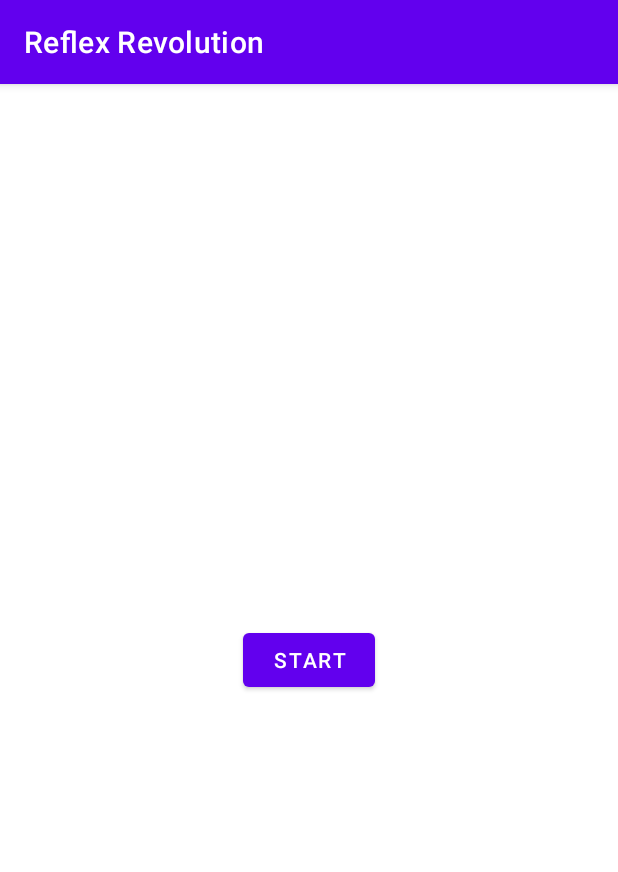
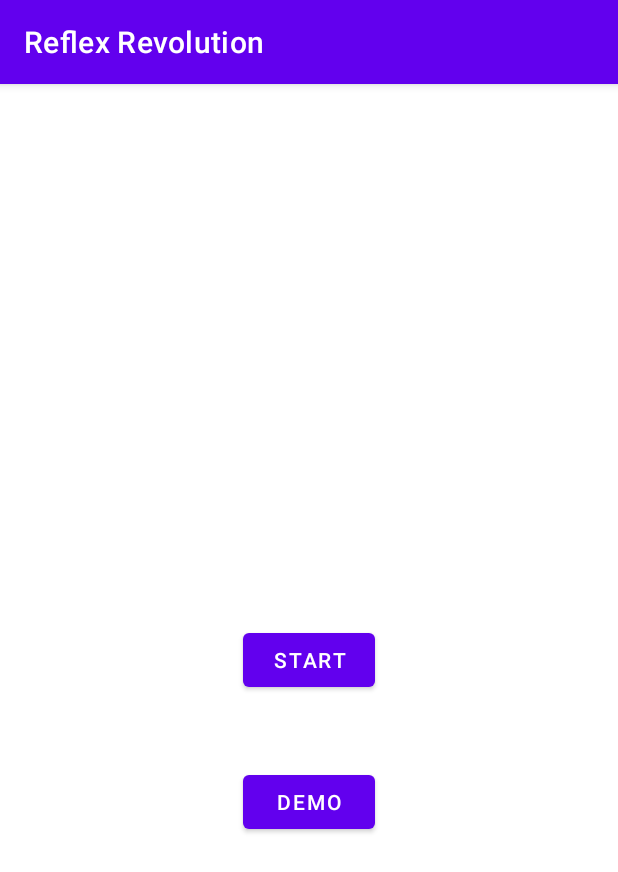
Before and after one commit to fredy20501/reflex-revolution, an Android app: the screen it shows after launch (MainActivity), on a phone screen of 412 x 824 dp. Shown: the top 872 px of the screen. Run offline under Robolectric (Android 15) with nearby library versions, the phone set to English and light mode, and no system bars.

Commit message:
Implement demo mode with no timer

```diff
--- a/app/src/main/java/ca/unb/mobiledev/reflexrevolution/activities/MainActivity.java
+++ b/app/src/main/java/ca/unb/mobiledev/reflexrevolution/activities/MainActivity.java
@@ -24,5 +24,13 @@ public class MainActivity extends AppCompatActivity {
             intent.putExtra("Difficulty", Difficulty.NORMAL);
             startActivity(intent);
         });
+
+        Button demoButton = findViewById(R.id.demoButton);
+        demoButton.setOnClickListener(v -> {
+            Intent intent = new Intent(MainActivity.this, GameActivity.class);
+            intent.putExtra("GameMode", GameMode.DEMO);
+            intent.putExtra("Difficulty", Difficulty.NORMAL);
+            startActivity(intent);
+        });
     }
 }
--- a/app/src/main/java/ca/unb/mobiledev/reflexrevolution/utils/GameMode.java
+++ b/app/src/main/java/ca/unb/mobiledev/reflexrevolution/utils/GameMode.java
@@ -1,6 +1,7 @@
 package ca.unb.mobiledev.reflexrevolution.utils;
 
 public enum GameMode {
+    DEMO,
     BASIC //Temp gamemode for testing
     // Will add more later
 }
--- a/app/src/main/res/layout/activity_main.xml
+++ b/app/src/main/res/layout/activity_main.xml
@@ -5,6 +5,17 @@
     android:layout_width="match_parent"
     android:layout_height="match_parent"
     tools:context=".activities.MainActivity">
+
+    <Button
+        android:id="@+id/demoButton"
+        android:layout_width="wrap_content"
+        android:layout_height="wrap_content"
+        android:text="Demo"
+        app:layout_constraintBottom_toBottomOf="parent"
+        app:layout_constraintEnd_toEndOf="parent"
+        app:layout_constraintStart_toStartOf="parent"
+        app:layout_constraintTop_toBottomOf="@+id/startButton"
+        app:layout_constraintVertical_bias="0.15" />
 
     <Button
         android:id="@+id/startButton"
```
Also changed, not shown: app/src/main/java/ca/unb/mobiledev/reflexrevolution/activities/GameActivity.java (+27 -3 lines), app/src/main/java/ca/unb/mobiledev/reflexrevolution/instructions/TapInstruction.java (+20 -2 lines), app/src/main/java/ca/unb/mobiledev/reflexrevolution/utils/InstructionManager.java (+20 -0 lines).
